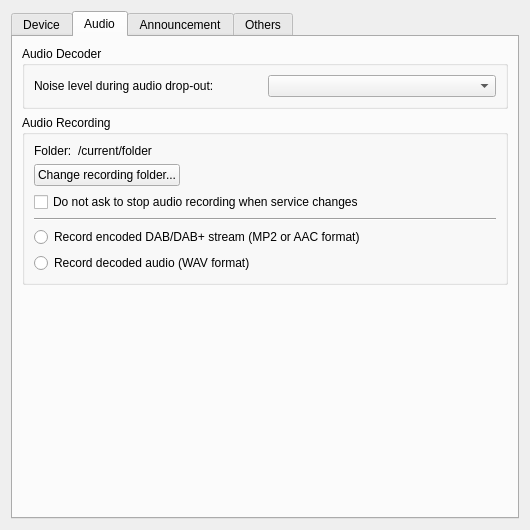
The window that gui/setupdialog.ui (KejPi/AbracaDABra) describes before a commit, drawn with Qt 5.
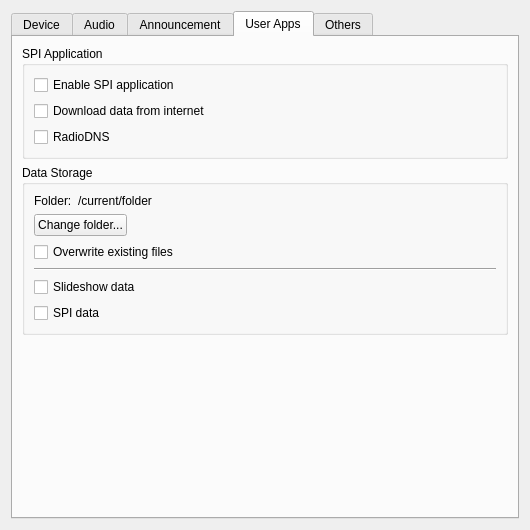
The same window after the commit. Custom widgets are drawn as their Qt base class.

Commit message: feat: Possibility to dump all SLS and/or SPI data to selected folder (disabled by default). Settings dialog redesigned - user application moved to dedicated tab.

What changed in the file:
```diff
--- a/gui/setupdialog.ui
+++ b/gui/setupdialog.ui
@@ -35,7 +35,7 @@
       </size>
      </property>
      <property name="currentIndex">
-      <number>1</number>
+      <number>3</number>
      </property>
      <widget class="QWidget" name="tabDevice">
       <attribute name="title">
@@ -1318,6 +1318,159 @@
        <string notr="true">Announcement</string>
       </attribute>
      </widget>
+     <widget class="QWidget" name="tabUA">
+      <attribute name="title">
+       <string notr="true">User Apps</string>
+      </attribute>
+      <layout class="QVBoxLayout" name="verticalLayout_14">
+       <item>
+        <widget class="QGroupBox" name="spiAppGroupBox">
+         <property name="title">
+          <string>SPI Application</string>
+         </property>
+         <layout class="QVBoxLayout" name="verticalLayout_10">
+          <item>
+           <widget class="QCheckBox" name="spiAppCheckBox">
+            <property name="toolTip">
+             <string>Enable Service and Programme Information (SPI) application.</string>
+            </property>
+            <property name="text">
+             <string>Enable SPI application</string>
+            </property>
+           </widget>
+          </item>
+          <item>
+           <widget class="QCheckBox" name="internetCheckBox">
+            <property name="toolTip">
+             <string>Use internet connection to download data like station logo.</string>
+            </property>
+            <property name="text">
+             <string>Download data from internet</string>
+            </property>
+           </widget>
+          </item>
+          <item>
+           <widget class="QCheckBox" name="radioDNSCheckBox">
+            <property name="toolTip">
+             <string>Use RadioDNS to retrieve SPI. This option requires internet connection.</string>
+            </property>
+            <property name="text">
+             <string>RadioDNS</string>
+            </property>
+           </widget>
+          </item>
+         </layout>
+        </widget>
+       </item>
+       <item>
+        <widget class="QGroupBox" name="dataDumpGroupBox">
+         <property name="title">
+          <string>Data Storage</string>
+         </property>
+         <layout class="QVBoxLayout" name="verticalLayout_13">
+          <item>
+           <layout class="QGridLayout" name="gridLayout_8">
+            <item row="1" column="0">
+             <widget class="QPushButton" name="dataDumpFolderButton">
+              <property name="text">
+               <string>Change folder...</string>
+              </property>
+             </widget>
+            </item>
+            <item row="1" column="1">
+             <spacer name="horizontalSpacer_8">
+              <property name="orientation">
+               <enum>Qt::Horizontal</enum>
+              </property>
+              <property name="sizeHint" stdset="0">
+               <size>
+                <width>40</width>
+                <height>20</height>
+               </size>
+              </property>
+             </spacer>
+            </item>
+            <item row="0" column="0" colspan="2">
+             <layout class="QHBoxLayout" name="horizontalLayout_16">
+              <item>
+               <widget class="QLabel" name="label_4">
+                <property name="sizePolicy">
+                 <sizepolicy hsizetype="Minimum" vsizetype="Preferred">
+                  <horstretch>0</horstretch>
+                  <verstretch>0</verstretch>
+                 </sizepolicy>
+                </property>
+                <property name="text">
+                 <string>Folder:</string>
+                </property>
+               </widget>
+              </item>
+              <item>
+               <widget class="ElidedLabel" name="dataDumpFolderLabel">
+                <property name="sizePolicy">
+                 <sizepolicy hsizetype="Expanding" vsizetype="Preferred">
+                  <horstretch>0</horstretch>
+                  <verstretch>0</verstretch>
+                 </sizepolicy>
+                </property>
+                <property name="text">
+                 <string notr="true">/current/folder</string>
+                </property>
+               </widget>
+              </item>
+             </layout>
+            </item>
+           </layout>
+          </item>
+          <item>
+           <widget class="QCheckBox" name="dumpOverwriteCheckbox">
+            <property name="text">
+             <string>Overwrite existing files</string>
+            </property>
+           </widget>
+          </item>
+          <item>
+           <widget class="Line" name="line_4">
+            <property name="orientation">
+             <enum>Qt::Horizontal</enum>
+            </property>
+           </widget>
+          </item>
+          <item>
+           <widget class="QCheckBox" name="dumpSlsCheckBox">
+            <property name="toolTip">
+             <string>Audio recording must be stopped when service changes.&lt;br&gt;If you select this option, application stops recording and saves the file automatically without asking.</string>
+            </property>
+            <property name="text">
+             <string>Slideshow data</string>
+            </property>
+           </widget>
+          </item>
+          <item>
+           <widget class="QCheckBox" name="dumpSpiCheckBox">
+            <property name="text">
+             <string>SPI data</string>
+            </property>
+           </widget>
+          </item>
+         </layout>
+        </widget>
+       </item>
+       <item>
+        <spacer name="verticalSpacer_8">
+         <property name="orientation">
+          <enum>Qt::Vertical</enum>
+         </property>
+         <property name="sizeHint" stdset="0">
+          <size>
+           <width>20</width>
+           <height>187</height>
+          </size>
+         </property>
+        </spacer>
+       </item>
+      </layout>
+     </widget>
      <widget class="QWidget" name="tabOthers">
       <attribute name="title">
        <string notr="true">Others</string>
@@ -1429,45 +1582,6 @@
          </layout>
         </widget>
        </item>
-       <item>
-        <widget class="QGroupBox" name="spiAppGroupBox">
-         <property name="title">
-          <string>SPI Application</string>
-         </property>
-         <layout class="QVBoxLayout" name="verticalLayout_10">
-          <item>
-           <widget class="QCheckBox" name="spiAppCheckBox">
-            <property name="toolTip">
-             <string>Enable Service and Programme Information (SPI) application.</string>
-            </property>
-            <property name="text">
-             <string>Enable SPI application</string>
-            </property>
-           </widget>
-          </item>
-          <item>
-           <widget class="QCheckBox" name="internetCheckBox">
-            <property name="toolTip">
-             <string>Use internet connection to download data like station logo.</string>
-            </property>
-            <property name="text">
-             <string>Download data from internet</string>
-            </property>
-           </widget>
-          </item>
-          <item>
-           <widget class="QCheckBox" name="radioDNSCheckBox">
-            <property name="toolTip">
-             <string>Use RadioDNS to retrieve SPI. This option requires internet connection.</string>
-            </property>
-            <property name="text">
-             <string>RadioDNS</string>
-            </property>
-           </widget>
-          </item>
-         </layout>
-        </widget>
-       </item>
        <item>
         <spacer name="verticalSpacer_2">
          <property name="orientation">
```
The commit also changes 8 other files.
